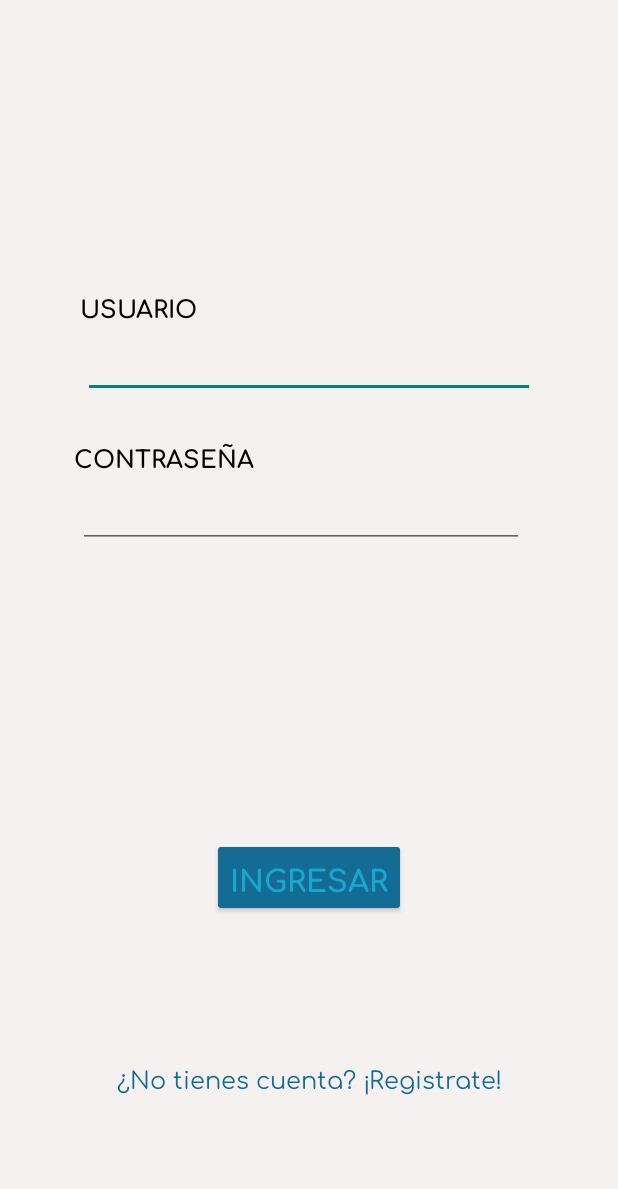
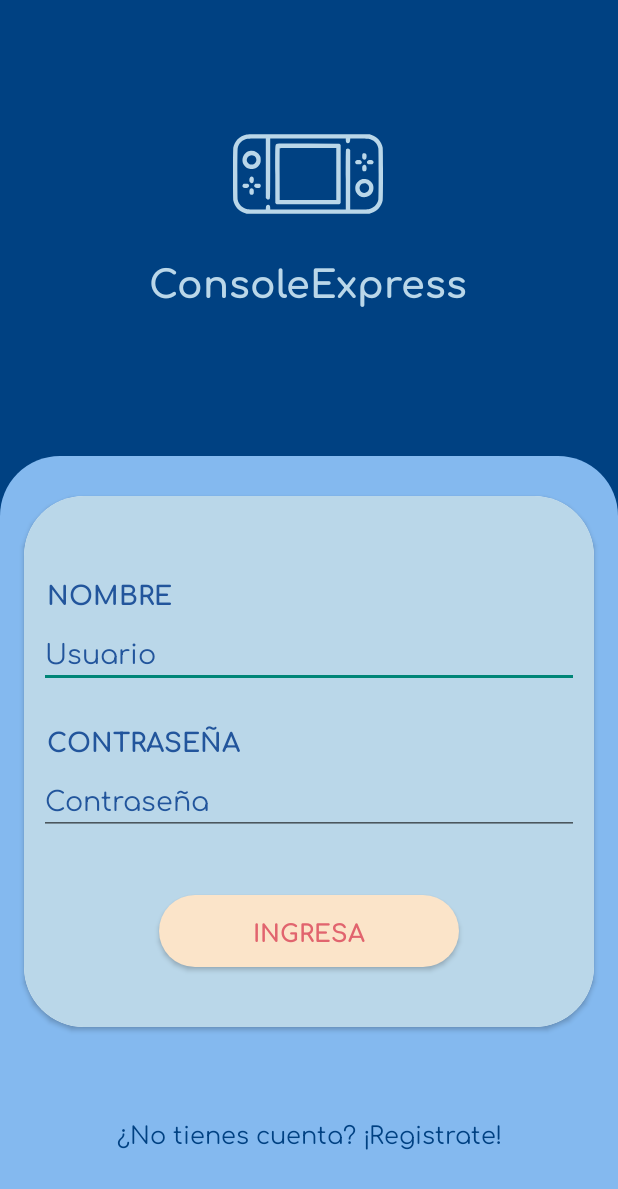
Before and after one commit to RachellRG29/Programacion, an Android app: the screen it shows after launch (Login), on a phone screen of 412 x 824 dp. Shown: the top 1189 px of the screen. Run offline under Robolectric (Android 15) with nearby library versions, the phone set to English and light mode, and no system bars.

Commit message:
Agregar diseño login, corregir errores, modificar un poco la paleta de colores

```diff
--- a/app/src/main/java/com/ugb/programacion/Login.java
+++ b/app/src/main/java/com/ugb/programacion/Login.java
@@ -24,8 +24,8 @@ public class Login extends AppCompatActivity {
         cambiarColorBarraEstado(getResources().getColor(R.color.blueblue));
 
         //valores para usuario y contraseña
-        EditText txtUsuarioL= (EditText)findViewById(R.id.txt_usuario_login);
-        EditText txtContrasenaL= (EditText)findViewById(R.id.txt_contrasena_login);
+        EditText txtUsuarioL= (EditText)findViewById(R.id.txt_nombreusuario);
+        EditText txtContrasenaL= (EditText)findViewById(R.id.txt_contrasena);
 
         //txt lbl_signup_aActivitySignup a Registrar en caso de no tener cuenta
         TextView lblRegistrar = (TextView) findViewById(R.id.lbl_login_aActivitySignup);
--- /dev/null
+++ b/app/src/main/res/drawable/bg_boton_login.xml
@@ -0,0 +1,11 @@
+<?xml version="1.0" encoding="utf-8"?>
+<shape xmlns:android="http://schemas.android.com/apk/res/android" android:shape="rectangle">
+
+    <solid android:color="@color/beige" />
+
+   <!--  <stroke
+        android:width="3dp"
+        android:color="@color/red"/>-->
+    <corners android:radius="40dp"/>
+
+</shape>
--- /dev/null
+++ b/app/src/main/res/drawable/bg_color_login.xml
@@ -0,0 +1,11 @@
+<?xml version="1.0" encoding="utf-8"?>
+<shape xmlns:android="http://schemas.android.com/apk/res/android">
+
+
+    <solid android:color="@color/blue" />
+
+    <corners android:topLeftRadius="40dp"
+             android:topRightRadius="40dp"/>
+
+
+</shape>
--- a/app/src/main/res/drawable/circular_background.xml
+++ b/app/src/main/res/drawable/circular_background.xml
@@ -3,7 +3,7 @@
     <solid android:color="@android:color/transparent"/>
     <stroke
         android:width="4dp"
-        android:color="@color/beige"/>
+        android:color="@color/sky"/>
     <size
         android:width="150dp"
         android:height="150dp"/>
--- /dev/null
+++ b/app/src/main/res/drawable/contorno_consola.xml
@@ -0,0 +1,27 @@
+<vector android:height="24dp" android:viewportHeight="512"
+    android:viewportWidth="512" android:width="24dp" xmlns:android="http://schemas.android.com/apk/res/android">
+    <path android:fillColor="#000000"
+        android:pathData="M46.8,121c-12.1,2.1 -22.9,7.9 -31.9,17.2 -6,6.3 -12.3,18.7 -13.8,27.2 -1.5,8.2 -1.5,173 0,181.2 1.5,8.5 7.8,20.9 13.8,27.2 6.8,7 15.9,12.8 24.6,15.5l7,2.2 209.5,-0 209.5,-0 7,-2.2c8.7,-2.7 17.8,-8.5 24.6,-15.5 6,-6.3 12.3,-18.7 13.8,-27.2 1.5,-8.2 1.5,-173 0,-181.2 -1.5,-8.5 -7.8,-20.9 -13.8,-27.2 -6.5,-6.7 -15.7,-12.6 -24,-15.5l-6.6,-2.2 -207.5,-0.1c-114.1,-0.1 -209.6,0.2 -212.2,0.6zM112,236.4l0,101.5 2.3,2.5c3.2,3.6 7.4,3.9 10.7,0.6 2,-2 2,-3.3 2,-104l0,-102 129,-0 129,-0 0,5.7c0,6.6 2.5,10.3 7.1,10.3 4.9,-0 7.2,-3 7.7,-9.9l0.4,-6.1 28.2,-0c15.4,-0 30.8,0.5 34.1,1 16.6,2.7 30.5,15.9 33.5,31.9 1.4,7.3 1.4,168.9 0,176.2 -3,16 -16.9,29.2 -33.5,31.9 -3.3,0.5 -18.7,1 -34.2,1l-28.3,-0 0,-101.4 0,-101.5 -2.2,-2.5c-3.3,-3.6 -7.5,-3.9 -10.8,-0.6 -2,2 -2,3.3 -2,104l0,102 -129,-0 -129,-0 0,-5.7c0,-6.6 -2.5,-10.3 -7.1,-10.3 -4.9,-0 -7.2,3 -7.7,9.9l-0.4,6.1 -28.2,-0c-15.4,-0 -30.8,-0.5 -34.1,-1 -16.6,-2.7 -30.5,-15.9 -33.5,-31.9 -1.4,-7.3 -1.4,-168.9 0,-176.2 3,-15.5 17,-29.2 32.6,-31.8 2.7,-0.5 18.1,-0.9 34.2,-1l29.2,-0.1 0,101.4z" android:strokeColor="#00000000"/>
+    <path android:fillColor="#000000"
+        android:pathData="M149,153.3c-5.2,2.6 -5,-0.8 -4.7,103.9l0.2,97.7 2.3,2.3 2.3,2.3 106.9,-0 106.9,-0 2.3,-2.3 2.3,-2.3 0,-98.9 0,-98.9 -2.3,-2.3 -2.3,-2.3 -105.7,-0.2c-83.5,-0.2 -106.2,-0 -108.2,1zM352.5,256l0,88.5 -96.5,-0 -96.5,-0 -0.3,-87.5c-0.1,-48.1 0,-88.1 0.3,-88.8 0.3,-1 20.2,-1.2 96.7,-1l96.3,0.3 0,88.5z" android:strokeColor="#00000000"/>
+    <path android:fillColor="#000000"
+        android:pathData="M57,177.4c-7,1.5 -10.5,3.4 -15.4,8.3 -8.9,8.8 -11.7,23.6 -6.7,34.9 2.6,5.9 8.7,12.3 15.1,15.6 6.4,3.3 20.4,3.3 27.1,-0 5.9,-2.9 11.4,-8.4 14.7,-14.7 2.3,-4.3 2.7,-6.3 2.7,-13.5 0,-6.9 -0.4,-9.4 -2.3,-13.2 -6.6,-13.4 -21,-20.5 -35.2,-17.4zM72.8,194.4c1.8,1.1 4.2,4 5.3,6.4 5.3,10.8 -2.3,23.2 -14.3,23.2 -6,-0 -9.8,-1.9 -13.3,-6.5 -11,-14.3 7.1,-33.1 22.3,-23.1z" android:strokeColor="#00000000"/>
+    <path android:fillColor="#000000"
+        android:pathData="M445.3,185.5c-3.7,1.6 -4.3,3 -4.3,10.9 0,5.2 0.4,6.6 2.3,8.4 3.3,3.1 8,2.9 10.6,-0.4 2.4,-3 2.9,-11.6 1,-15.8 -1.6,-3.4 -5.7,-4.7 -9.6,-3.1z" android:strokeColor="#00000000"/>
+    <path android:fillColor="#000000"
+        android:pathData="M421.4,209.4c-4.8,2.2 -6,7.6 -2.4,11.4 1.8,1.9 3.2,2.2 9.5,2.2 6.8,-0 7.5,-0.2 9.4,-2.6 2.7,-3.4 2.6,-5.7 -0.2,-9 -1.9,-2.2 -3.4,-2.8 -7.8,-3.1 -3.3,-0.2 -6.6,0.2 -8.5,1.1z" android:strokeColor="#00000000"/>
+    <path android:fillColor="#000000"
+        android:pathData="M462.1,209.1c-5.3,2.1 -6.7,8 -2.8,11.7 1.9,1.8 3.5,2.2 9.4,2.2 6.5,-0 7.3,-0.2 9.2,-2.6 2.4,-3.1 2.6,-4.3 1,-7.8 -1.9,-4.1 -10.8,-5.9 -16.8,-3.5z" android:strokeColor="#00000000"/>
+    <path android:fillColor="#000000"
+        android:pathData="M446.1,225.2c-3.9,1.4 -5,3.8 -5.1,10.9 0,7.9 2,10.9 7.5,10.9 5,-0 7.5,-3.7 7.5,-11 0,-8.5 -4.1,-13 -9.9,-10.8z" android:strokeColor="#00000000"/>
+    <path android:fillColor="#000000"
+        android:pathData="M58.1,267.6c-3.1,3.9 -3,13.3 0.2,16.8 3.3,3.7 7.5,3.9 10.7,0.4 2.9,-3.1 2.9,-14.5 0,-17.6 -3,-3.2 -8.2,-3 -10.9,0.4z" android:strokeColor="#00000000"/>
+    <path android:fillColor="#000000"
+        android:pathData="M437.6,274.5c-7.4,2.8 -13.8,8.8 -17.8,16.5 -3.3,6.4 -3.3,19.5 0,26.2 6.5,13.1 20.2,20.2 34.2,17.6 10.4,-1.9 18.3,-8 22.9,-17.8 3.4,-7.4 3.5,-18.1 0.2,-25.6 -2.6,-5.9 -8.7,-12.3 -15.1,-15.6 -5.6,-2.9 -18.4,-3.6 -24.4,-1.3zM456,289.5c10,5.2 11.8,19.1 3.5,26.4 -8.7,7.6 -20.6,5.5 -25.6,-4.7 -5.3,-10.8 2.3,-23.2 14.3,-23.2 2.7,-0 6.2,0.7 7.8,1.5z" android:strokeColor="#00000000"/>
+    <path android:fillColor="#000000"
+        android:pathData="M34.1,291.6c-4.8,6.2 0,12.4 9.5,12.4 9.6,-0 14.8,-7.4 9.1,-12.8 -1.9,-1.8 -3.5,-2.2 -9.4,-2.2 -6.5,-0 -7.3,0.2 -9.2,2.6z" android:strokeColor="#00000000"/>
+    <path android:fillColor="#000000"
+        android:pathData="M74.1,291.6c-2.7,3.4 -2.6,5.7 0.2,8.9 3.8,4.4 14.6,4.6 18.8,0.4 2.5,-2.5 2.4,-6.9 -0.1,-9.7 -1.8,-1.9 -3.2,-2.2 -9.5,-2.2 -6.8,-0 -7.5,0.2 -9.4,2.6z" android:strokeColor="#00000000"/>
+    <path android:fillColor="#000000"
+        android:pathData="M58.1,307.6c-2.4,3 -2.9,11.6 -1,15.8 1.6,3.4 5.7,4.7 9.6,3.1 3.7,-1.6 4.3,-3 4.3,-10.9 0,-5.2 -0.4,-6.6 -2.3,-8.4 -3.3,-3.1 -8,-2.9 -10.6,0.4z" android:strokeColor="#00000000"/>
+</vector>
--- a/app/src/main/res/drawable/item_selector.xml
+++ b/app/src/main/res/drawable/item_selector.xml
@@ -3,7 +3,7 @@
 
     <!-- Item selector para bottom navegation-->
    <item android:state_checked="true"
-         android:color="@color/beige"/>
+         android:color="@color/white"/>
 
     <item android:state_checked="false"
         android:color="@color/blue"/>
--- a/app/src/main/res/layout/activity_login.xml
+++ b/app/src/main/res/layout/activity_login.xml
@@ -4,122 +4,168 @@
     xmlns:tools="http://schemas.android.com/tools"
     android:layout_width="match_parent"
     android:layout_height="match_parent"
-    android:background="@color/beige"
-    android:orientation="vertical"
+    android:background="@color/darkblue"
     tools:context=".Login">
 
-    <!-- Para cambiar de login a registrar -->
+    <ImageView
+        android:id="@+id/imgcontornocons"
+        android:layout_width="100dp"
+        android:layout_height="100dp"
+        android:foreground="@drawable/contorno_consola"
+        android:foregroundTint="@color/sky"
+        app:layout_constraintBottom_toTopOf="@+id/grouplogin"
+        app:layout_constraintEnd_toEndOf="parent"
+        app:layout_constraintHorizontal_bias="0.498"
+        app:layout_constraintStart_toStartOf="parent"
+        app:layout_constraintTop_toTopOf="parent"
+        app:layout_constraintVertical_bias="0.324" />
+
+    <TextView
+        android:id="@+id/lbldelcons"
+        android:layout_width="wrap_content"
+        android:layout_height="wrap_content"
+        android:text="ConsoleExpress"
+        android:fontFamily="@font/comfortaa_bold"
+        android:textColor="@color/sky"
+        android:textSize="25sp"
+        app:layout_constraintBottom_toTopOf="@+id/grouplogin"
+        app:layout_constraintEnd_toEndOf="parent"
+        app:layout_constraintHorizontal_bias="0.498"
+        app:layout_constraintStart_toStartOf="parent"
+        app:layout_constraintTop_toBottomOf="@+id/imgcontornocons"
+        app:layout_constraintVertical_bias="0.0" />
+
     <androidx.constraintlayout.widget.ConstraintLayout
-        android:id="@+id/group_login"
-        android:layout_width="365dp"
-        android:layout_height="280dp"
-        android:layout_alignParentTop="true"
-        android:layout_centerHorizontal="true"
-        android:layout_marginTop="95dp"
+        android:id="@+id/grouplogin"
+        android:layout_width="match_parent"
+        android:layout_height="520dp"
+        android:background="@drawable/bg_color_login"
         app:layout_constraintBottom_toBottomOf="parent"
         app:layout_constraintEnd_toEndOf="parent"
+        app:layout_constraintHorizontal_bias="0.333"
         app:layout_constraintStart_toStartOf="parent"
         app:layout_constraintTop_toTopOf="parent"
-        app:layout_constraintVertical_bias="0.101">
+        app:layout_constraintVertical_bias="1.0">
+
+
+
+        <androidx.cardview.widget.CardView
+            android:id="@+id/cardlogin"
+            android:layout_width="0dp"
+            android:layout_height="wrap_content"
+            android:layout_marginStart="16dp"
+            android:layout_marginEnd="16dp"
+            app:cardCornerRadius="40dp"
+            app:layout_constraintBottom_toBottomOf="parent"
+            app:layout_constraintEnd_toEndOf="parent"
+            app:layout_constraintHorizontal_bias="0.0"
+            app:layout_constraintStart_toStartOf="parent"
+            app:layout_constraintTop_toTopOf="parent"
+            app:layout_constraintVertical_bias="0.160">
+
+            <LinearLayout
+                android:id="@+id/linearLogin"
+                android:layout_width="match_parent"
+                android:layout_height="match_parent"
+                android:background="@color/sky"
+                android:orientation="vertical"
+                android:padding="10dp">
+
+                <Space
+                    android:layout_width="match_parent"
+                    android:layout_height="40dp" />
 
                 <TextView
-            android:id="@+id/lbl_usuario"
-            android:layout_width="wrap_content"
+                    android:id="@+id/lblnombre"
+                    android:layout_width="match_parent"
                     android:layout_height="wrap_content"
+                    android:ems="10"
+                    android:text=" NOMBRE"
                     android:fontFamily="@font/comfortaa_bold"
-            android:text="USUARIO"
-            android:textColor="@color/black"
-            android:textSize="16sp"
-            app:layout_constraintBottom_toBottomOf="parent"
-            app:layout_constraintEnd_toEndOf="parent"
-            app:layout_constraintHorizontal_bias="0.105"
-            app:layout_constraintStart_toStartOf="parent"
-            app:layout_constraintTop_toTopOf="parent"
-            app:layout_constraintVertical_bias="0.200" />
+                    android:textColor="@color/blueblue"
+                    android:textSize="17sp" />
 
                 <EditText
-            android:id="@+id/txt_usuario_login"
-            android:layout_width="301dp"
-            android:layout_height="48dp"
+                    android:id="@+id/txt_nombreusuario"
+                    android:layout_width="match_parent"
+                    android:layout_height="wrap_content"
+                    android:ems="10"
+                    android:hint="Usuario"
                     android:fontFamily="@font/comfortaa_regular"
+                    android:textColorHint="@color/blueblue"
+                    android:textColor="@color/darkblue"
                     android:inputType="text"
-            android:textColor="@color/blue"
-            app:layout_constraintBottom_toBottomOf="parent"
-            app:layout_constraintEnd_toEndOf="parent"
-            app:layout_constraintStart_toStartOf="parent"
-            app:layout_constraintTop_toBottomOf="@+id/lbl_usuario"
-            app:layout_constraintVertical_bias="0.0" />
+                    android:textSize="18sp" />
+
+                <Space
+                    android:layout_width="match_parent"
+                    android:layout_height="20dp" />
 
                 <TextView
-            android:id="@+id/lbl_contraseña"
-            android:layout_width="wrap_content"
+                    android:id="@+id/lblcontraseña"
+                    android:layout_width="match_parent"
                     android:layout_height="wrap_content"
+                    android:ems="10"
+                    android:text=" CONTRASEÑA"
                     android:fontFamily="@font/comfortaa_bold"
-            android:text="CONTRASEÑA"
-            android:textColor="@color/black"
-            android:textSize="16sp"
-            app:layout_constraintBottom_toBottomOf="parent"
-            app:layout_constraintEnd_toEndOf="parent"
-            app:layout_constraintHorizontal_bias="0.105"
-            app:layout_constraintStart_toStartOf="parent"
-            app:layout_constraintTop_toBottomOf="@+id/txt_usuario_login"
-            app:layout_constraintVertical_bias="0.200" />
+                    android:textColor="@color/blueblue"
+                    android:inputType="text"
+                    android:textSize="17sp" />
+
 
                 <EditText
-            android:id="@+id/txt_contrasena_login"
-            android:layout_width="297dp"
-            android:layout_height="48dp"
+                    android:id="@+id/txt_contrasena"
+                    android:layout_width="match_parent"
+                    android:layout_height="wrap_content"
+                    android:ems="10"
+                    android:hint="Contraseña"
                     android:fontFamily="@font/comfortaa_regular"
                     android:inputType="textPassword"
-            android:textColor="@color/blue"
-            app:layout_constraintBottom_toBottomOf="parent"
-            app:layout_constraintEnd_toEndOf="parent"
-            app:layout_constraintHorizontal_bias="0.426"
-            app:layout_constraintStart_toStartOf="parent"
-            app:layout_constraintTop_toBottomOf="@+id/lbl_contraseña"
-            app:layout_constraintVertical_bias="0.0" />
+                    android:textColorHint="@color/blueblue"
+                    android:textColor="@color/darkblue"
+                    android:textSize="18sp" />
 
-
-    </androidx.constraintlayout.widget.ConstraintLayout>
+                <Space
+                    android:layout_width="match_parent"
+                    android:layout_height="40dp" />
 
                 <Button
                     android:id="@+id/btn_ingresar"
-        android:layout_width="wrap_content"
+                    android:layout_width="200dp"
                     android:layout_height="wrap_content"
+                    android:layout_gravity="center"
+                    android:fontFamily="@font/comfortaa_bold"
+                    android:background="@drawable/bg_boton_login"
+                    android:text="Ingresa"
+                    android:textSize="16sp"
+                    android:textColor="@color/red"/>
 
-        android:layout_alignParentStart="true"
-        android:layout_alignParentEnd="true"
-        android:layout_alignParentBottom="true"
-        android:backgroundTint="@color/blueblue"
-        android:fontFamily="@font/comfortaa_bold"
-        android:gravity="center"
-        android:text="INGRESAR"
-        android:textColor="@color/blue"
-        android:textSize="20sp"
-        app:layout_constraintBottom_toBottomOf="parent"
-        app:layout_constraintEnd_toEndOf="parent"
-        app:layout_constraintHorizontal_bias="0.501"
-        app:layout_constraintStart_toStartOf="parent"
-        app:layout_constraintTop_toBottomOf="@+id/group_login"
-        app:layout_constraintVertical_bias="0.393" />
+                <Space
+                    android:layout_width="match_parent"
+                    android:layout_height="30dp" />
+            </LinearLayout>
+
+
+        </androidx.cardview.widget.CardView>
 
         <TextView
             android:id="@+id/lbl_login_aActivitySignup"
             android:layout_width="wrap_content"
             android:layout_height="wrap_content"
-        android:layout_below="@+id/btn_ingresar"
             android:layout_alignParentStart="true"
             android:layout_alignParentEnd="true"
             android:layout_alignParentBottom="true"
             android:fontFamily="@font/comfortaa_regular"
             android:text="¿No tienes cuenta? ¡Registrate!"
             android:textAlignment="center"
-        android:textColor="@color/blueblue"
+            android:textColor="@color/darkblue"
             android:textSize="16sp"
             app:layout_constraintBottom_toBottomOf="parent"
             app:layout_constraintEnd_toEndOf="parent"
             app:layout_constraintStart_toStartOf="parent"
-        app:layout_constraintTop_toBottomOf="@+id/btn_ingresar" />
+            app:layout_constraintTop_toBottomOf="@+id/cardlogin" />
+
+    </androidx.constraintlayout.widget.ConstraintLayout>
 
 
 </androidx.constraintlayout.widget.ConstraintLayout>
--- a/app/src/main/res/layout/activity_main.xml
+++ b/app/src/main/res/layout/activity_main.xml
@@ -6,7 +6,7 @@
     android:layout_width="match_parent"
     android:layout_height="match_parent"
     android:orientation="vertical"
-    android:background="@color/beige"
+    android:background="@color/sky"
     tools:context=".MainActivity">
 
     <!-- Agregar productos Tulip TOOLBAR-->
@@ -108,7 +108,7 @@
             android:id="@+id/btnCambiarImagen"
             android:layout_width="wrap_content"
             android:layout_height="wrap_content"
-            app:backgroundTint="@color/beige"
+            app:backgroundTint="@color/sky"
             android:foreground="@drawable/galeria"
             android:foregroundTint="@color/blueblue"
             android:foregroundGravity="fill"
--- a/app/src/main/res/layout/activity_mensajeria.xml
+++ b/app/src/main/res/layout/activity_mensajeria.xml
@@ -4,7 +4,7 @@
     xmlns:tools="http://schemas.android.com/tools"
     android:layout_width="match_parent"
     android:layout_height="match_parent"
-    android:background="@color/beige"
+    android:background="@color/sky"
     tools:context=".Mensajeria">
 
     <!-- Mensajeria -->
--- a/app/src/main/res/values/colors.xml
+++ b/app/src/main/res/values/colors.xml
@@ -5,13 +5,13 @@
     <color name="grey">#31363F</color>
 
     <!-- PALETA DE COLORES-->
-    <color name="blueblue">#146C94</color>
-    <color name="blue">#19A7CE</color>
-    <color name="sky">#A0E6FF</color>
+    <color name="darkblue">#004182</color>
+    <color name="blueblue">#22559C</color>
+    <color name="blue">#84B9EF</color>
+    <color name="sky">#BAD7E9</color>
 
-    <color name="redmaroon">#E6646E</color>
-    <color name="red">#FF8087</color>
-    <color name="beige">#F6F1F1</color>
-
+    <color name="redmaroon">#DC3E57</color>
+    <color name="red">#E1646E</color>
+    <color name="beige">#FBE4C9</color>
 
 </resources>
```
Lines whose indentation alone changed are shown as unchanged.
